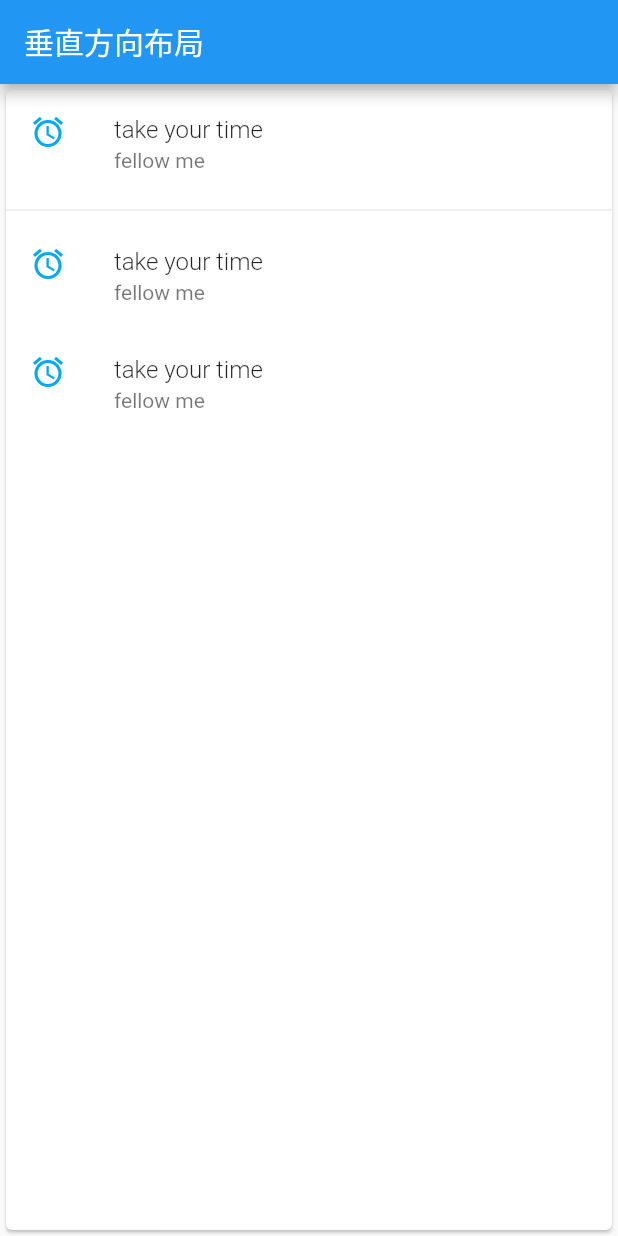
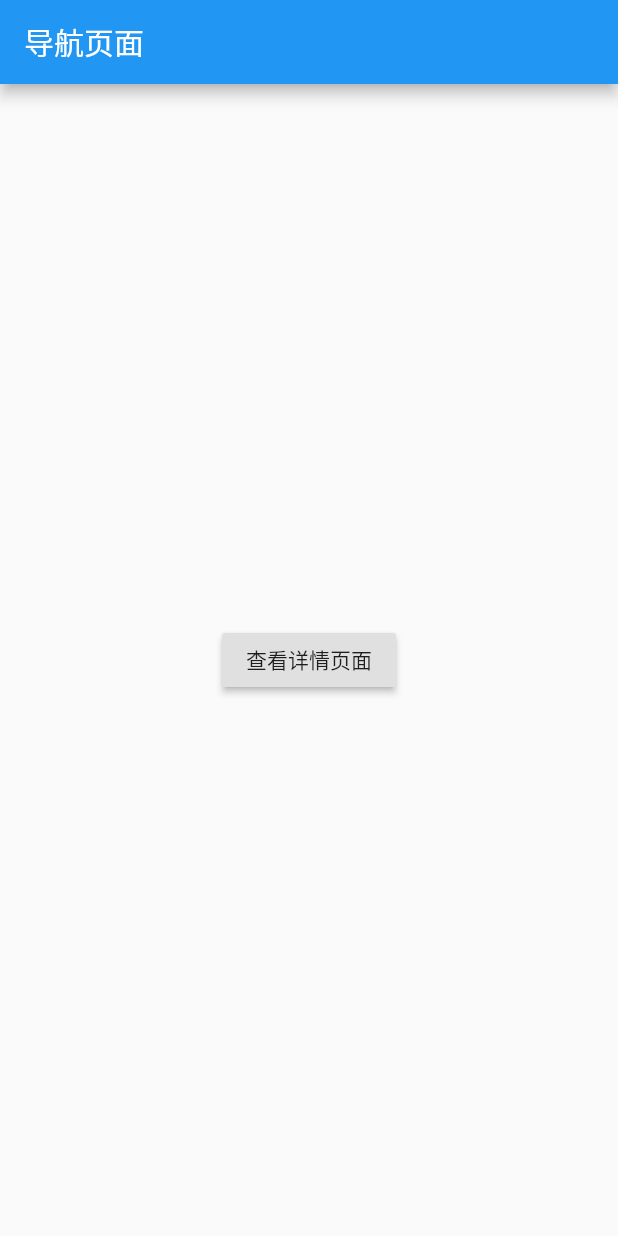
Before and after one commit to wuhaozuishuai/flutterTestDemo, a Flutter app: the screen it shows after launch, on a phone screen of 412 x 824 dp. Run offline on Flutter 3.47's test engine with Material 2 defaults, Android fonts, the phone set to English and light mode, and no system bars.

Commit message:
基础路由跳转

```diff
--- a/lib/main.dart
+++ b/lib/main.dart
@@ -1,60 +1,54 @@
 import 'package:flutter/material.dart';
+// import 'package:flutter_app_test/main1.dart';
 
-//D:\Program Files\Nox\bin
-// nox_adb.exe connect 127.0.0.1:62001
-void main() => runApp(MyApp());
+void main() {
+  runApp(MaterialApp(
+    title: "导航演示",
+    home: FirstScreen(),
+  ));
+}
 
-class MyApp extends StatelessWidget {
+class FirstScreen extends StatelessWidget {
   @override
   Widget build(BuildContext context) {
-    var card = Card(
-      child: Column(
-        children: <Widget>[
-          ListTile(
-            title: Text(
-              'take your time',
-              style: TextStyle(fontWeight: FontWeight.w300),
-            ),
-            subtitle: Text('fellow me'),
-            leading: Icon(
-              Icons.access_alarm_outlined,
-              color: Colors.lightBlue,
-            ),
-          ),
-          Divider(),
-          ListTile(
-            title: Text(
-              'take your time',
-              style: TextStyle(fontWeight: FontWeight.w300),
-            ),
-            subtitle: Text('fellow me'),
-            leading: Icon(
-              Icons.access_alarm_outlined,
-              color: Colors.lightBlue,
-            ),
-          ),
-          ListTile(
-            title: Text(
-              'take your time',
-              style: TextStyle(fontWeight: FontWeight.w300),
-            ),
-            subtitle: Text('fellow me'),
-            leading: Icon(
-              Icons.access_alarm_outlined,
-              color: Colors.lightBlue,
-            ),
-          )
-        ],
+    return Scaffold(
+      appBar: AppBar(
+        title: Text('导航页面'),
+      ),
+      body: Center(
+        child: RaisedButton(
+          child: Text('查看详情页面'),
+          onPressed: () {
+            Navigator.push(
+                context,
+                MaterialPageRoute(
+                  builder: (context) => secondScreen(), //跳转的路由
+                ));
+          },
+        ),
       ),
     );
-    return MaterialApp(
-        title: '垂直方向布局',
-        home: Scaffold(
-            appBar: AppBar(
-              title: Text('垂直方向布局'),
-            ),
-            body: Center(
-              child: card,
-            )));
   }
 }
+
+class secondScreen extends StatelessWidget {
+  @override
+  Widget build(BuildContext context) {
+    return Scaffold(
+        appBar: AppBar(
+          title: Text('详情页面'),
+        ),
+        body: Center(
+          child: RaisedButton(
+            child: Text('返回'),
+            onPressed: () {
+              Navigator.pop(
+                  context,
+                  MaterialPageRoute(
+                    builder: (context) => FirstScreen(), //跳转的路由
+                  ));
+            },
+          ),
+        ));
+  }
+}
```
